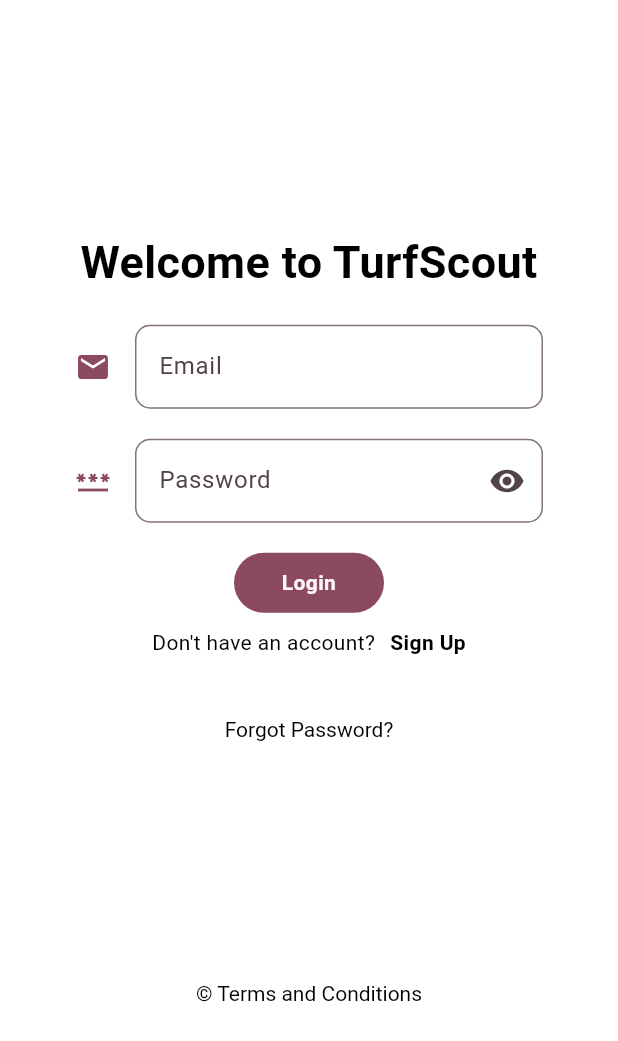
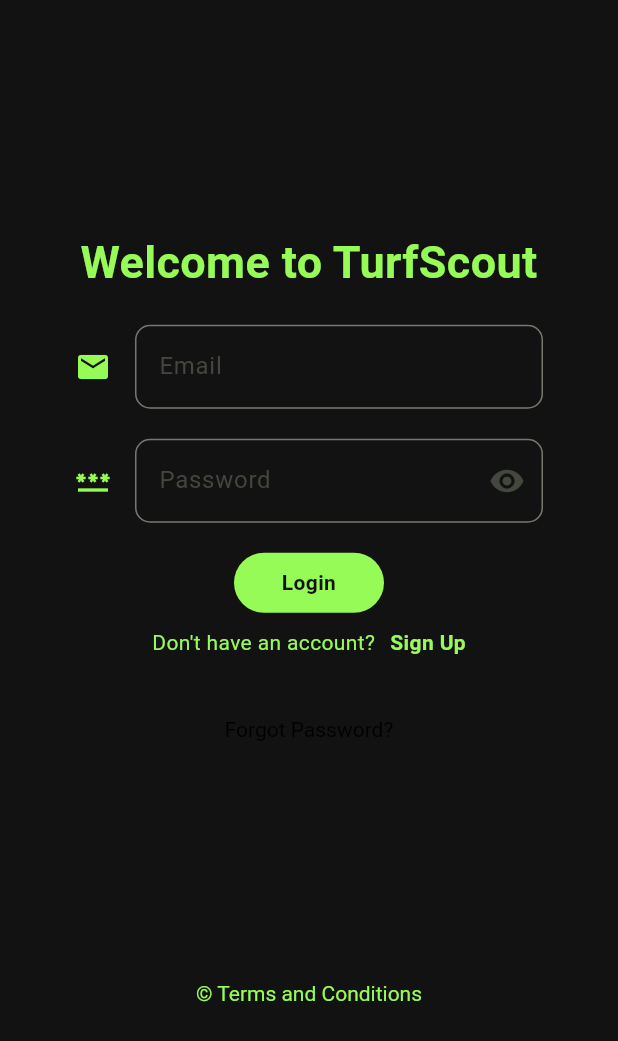
Before and after one commit to Uyog/Turf-Scout-FML, a Flutter app: the Login screen opened directly, on a phone screen of 412 x 824 dp. Shown: the top 1041 px of the screen. Run offline on Flutter 3.47's test engine with Material 3 defaults, Android fonts, the phone set to English and light mode, and no system bars; our stand-ins replace carousel_slider, flutter_secure_storage; accounts and stored records are empty; network calls fail.

Commit message:
Login and Sign Up functionality

```diff
--- a/lib/components/button.dart
+++ b/lib/components/button.dart
@@ -14,11 +14,11 @@ class MyButton extends StatelessWidget {
         padding: const EdgeInsets.all(10.0),
         decoration:  BoxDecoration(
           borderRadius: BorderRadius.circular(25),
-          color: Theme.of(context).colorScheme.primary,),
+          color: const Color(0xff97FB57),),
       child: Text(
         textAlign: TextAlign.center,
         text,
-        style:  TextStyle(fontWeight: FontWeight.bold, color: Theme.of(context).colorScheme.background,),
+        style:  const TextStyle(fontWeight: FontWeight.bold, color: Color(0xff121212),),
       ),
         ),
       );
--- a/lib/components/text_field.dart
+++ b/lib/components/text_field.dart
@@ -23,17 +23,20 @@ class MyTextField extends StatelessWidget {
   @override
   Widget build(BuildContext context) {
     return TextField(
+      cursorErrorColor: const Color(0xff97FB57),
+      style: const TextStyle(color: Color(0xff97FB57)),
       obscureText: obscureText,
       controller: controller,
+      cursorColor:  const Color(0xff97FB57),
       decoration: InputDecoration(
         icon: prefixIcon,
         suffixIcon: suffixIcon,
         border: OutlineInputBorder(
-          borderRadius: BorderRadius.circular(10),
+        borderRadius: BorderRadius.circular(10),
         ),
         hintText: hintText,
         labelText: labeltext,
-        iconColor: Theme.of(context).colorScheme.primary,
+        iconColor: const Color(0xff97FB57),
 
 
 
--- a/lib/screens/login.dart
+++ b/lib/screens/login.dart
@@ -5,8 +5,8 @@ import 'package:flutter/gestures.dart';
 import 'package:turf_scout/screens/forgot_password.dart';
 import 'package:http/http.dart' as http;
 import 'dart:convert';
-
 import 'package:turf_scout/screens/home_page.dart';
+import 'package:flutter_secure_storage/flutter_secure_storage.dart';
 
 
 class Login extends StatefulWidget {
@@ -16,6 +16,9 @@ class Login extends StatefulWidget {
   required this.onTap,
 
   });
+
+
+final storage = const FlutterSecureStorage();
 
   @override
   State<Login> createState() => _LoginState();
@@ -34,7 +37,7 @@ void _togglePasswordView(){
 final TextEditingController emailcontroller = TextEditingController();
 final TextEditingController passwordcontroller = TextEditingController();
 
-void login () async {
+void login() async {
   showDialog(
     context: context,
     builder: (context) => const Center(
@@ -45,8 +48,6 @@ void login () async {
   final String email = emailcontroller.text;
   final String password = passwordcontroller.text;
 
-
-
   final response = await loginUser(email, password);
 
   // Hide the progress indicator
@@ -54,21 +55,29 @@ void login () async {
 
   if (response.statusCode == 201) {
     // Registration successful
+    final responseData = jsonDecode(response.body);
+    final token = responseData['token'];
+
+    // Store the token securely
+    await widget.storage.write(key: 'token', value: token);
+    //print('Token stored securely');
+
     showDialog(
       context: context,
       builder: (context) => AlertDialog(
-          title: const Text('Login Successful'),
-          content: const Text('You have successfully registered.'),
+        backgroundColor: const Color(0xff121212),
+        title: Image.asset('assets/images/Success.gif'),
+        content: const Text('You have successfully logged in', style: TextStyle(color: Color(0xff97FB57)),),
         actions: [
           TextButton(
             onPressed: () {
               Navigator.of(context).pop();
               Navigator.pushReplacement(
                 context,
-                MaterialPageRoute(builder: (context) => const HomePage()),//the import of your screen
+                MaterialPageRoute(builder: (context) => const HomePage()),
               );
             },
-            child: const Text('OK'),
+            child: const Text('OK', style: TextStyle(color: Color(0xff97FB57)),),
           ),
         ],
       ),
@@ -85,7 +94,7 @@ void login () async {
             onPressed: () {
               Navigator.of(context).pop();
             },
-              child: const Text('OK',),
+            child: const Text('OK'),
           ),
         ],
       ),
@@ -114,12 +123,11 @@ void login () async {
 
 
 
-
   @override
   Widget build(BuildContext context) {
     return  Scaffold(
 
-      backgroundColor:Colors.white,
+      backgroundColor:const Color(0xff121212),
       body: Center(
         child: SingleChildScrollView(
         scrollDirection: Axis.vertical,
@@ -135,7 +143,7 @@ void login () async {
                      style: TextStyle(
                       fontSize: 30,
                       fontWeight: FontWeight.w600,
-                      color: Colors.black),),
+                      color: Color(0xff97FB57)),),
 
                      const SizedBox(height: 20,),
 
@@ -176,11 +184,11 @@ void login () async {
                        Row(
                         mainAxisAlignment: MainAxisAlignment.center,
                         children: [
-                          const Text("Don't have an account?", style: TextStyle(color:Colors.black,),),
+                          const Text("Don't have an account?", style: TextStyle(color: Color(0xff97FB57)),),
                           const SizedBox(width: 10,),
                            GestureDetector(
                             onTap: widget.onTap,
-                            child: const Text('Sign Up', style: TextStyle(color:Colors.black, fontWeight: FontWeight.bold),))
+                            child: const Text('Sign Up', style: TextStyle(color: Color(0xff97FB57), fontWeight: FontWeight.bold),))
                         ],
                       ),
 
@@ -198,7 +206,7 @@ void login () async {
                               Navigator.pushReplacement(
                                 context,
                                 MaterialPageRoute<void>(
-                                  builder: (BuildContext context)=>const ForgotPassword()));
+                                  builder: (BuildContext context)=> const ForgotPassword()));
                                   }
                                   ),
            ],
@@ -211,7 +219,7 @@ void login () async {
                              RichText(
                           text:  const TextSpan(
                             children:  <TextSpan>[
-                             TextSpan(text: '© Terms and Conditions',style: TextStyle(color: Colors.black, )),
+                             TextSpan(text: '© Terms and Conditions',style: TextStyle(color:  Color(0xff97FB57), )),
                              ],
                              ),
                              ),
--- a/pubspec.yaml
+++ b/pubspec.yaml
@@ -38,8 +38,8 @@ dependencies:
   carousel_slider: ^4.2.1
   flutter_launcher_icons: ^0.13.1
   http: ^1.2.1
-  flutter_secure_storage: ^4.2.1
   provider: ^6.1.2
+  flutter_secure_storage: ^9.0.0
 
 dev_dependencies:
   flutter_test:
```
Also changed, not shown: lib/components/drawer.dart (+56 -61 lines), lib/main.dart (+4 -4 lines), lib/screens/home_page.dart (+8 -8 lines), lib/screens/sign_up.dart (+4 -5 lines), assets/images/Success.gif (added), assets/images/Successfully Done.gif (added), pubspec.lock, 5 other files. Lines whose indentation alone changed are shown as unchanged.
